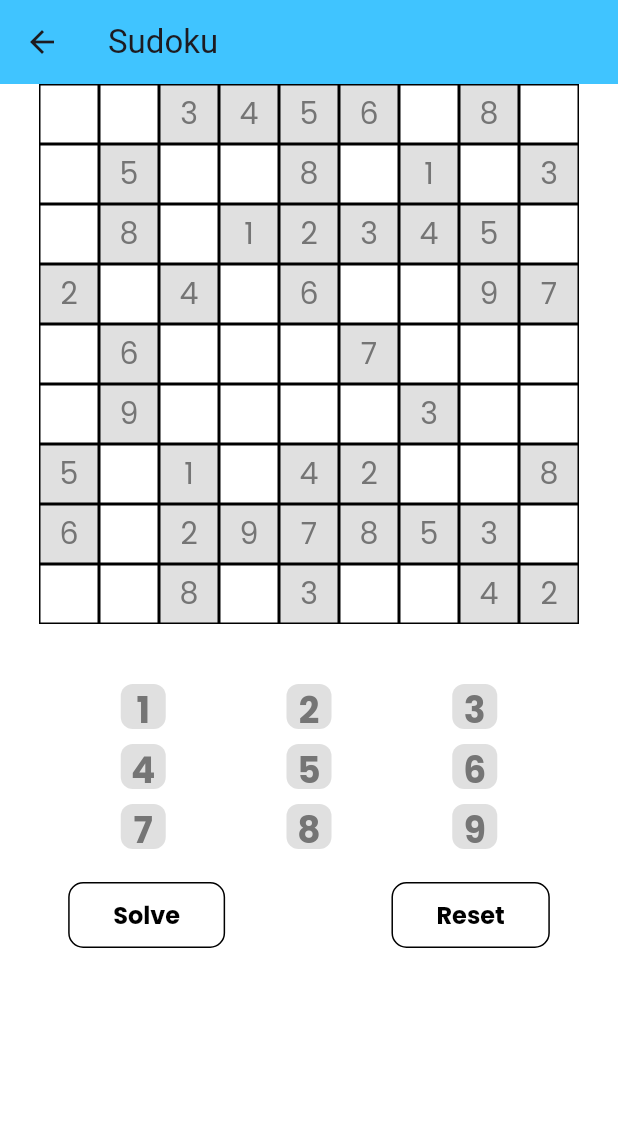
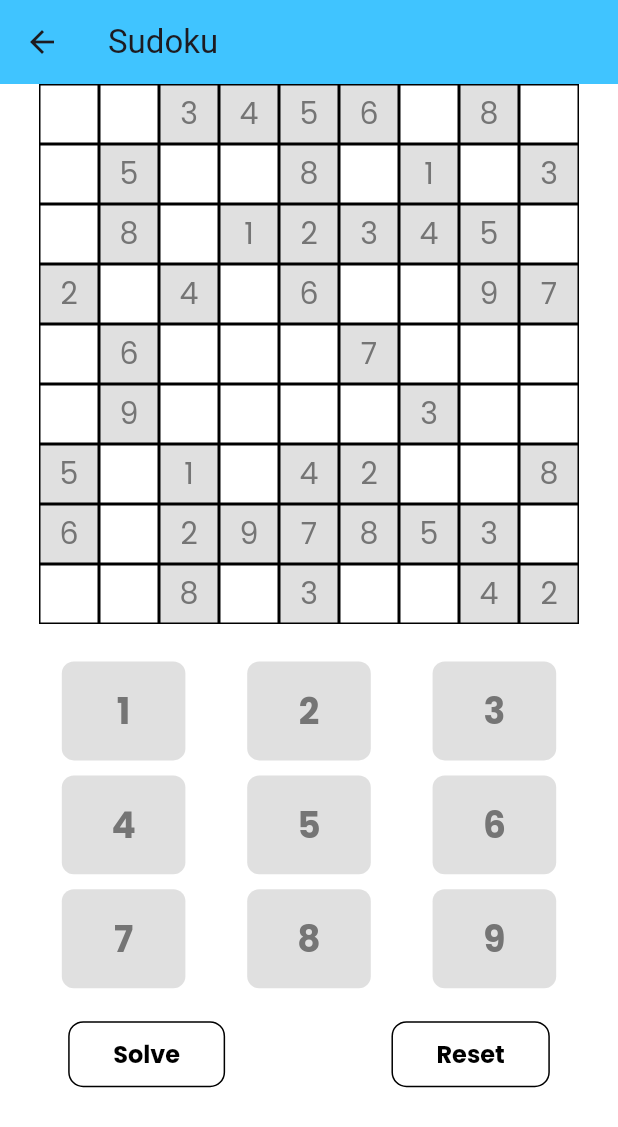
Before and after one commit to CNShreyaMehta/flutterDemoApp, a Flutter app: the SudokuScreen screen opened directly, on a phone screen of 412 x 824 dp. Shown: the top 1127 px of the screen. Run offline on Flutter 3.47's test engine with Material 3 defaults, Android fonts, the phone set to English and light mode, and no system bars; our stand-ins replace confetti, flutter_otp_text_field, fluttertoast, get, get_storage, google_fonts and 1 more; accounts and stored records are empty.

Commit message:
[update] : responsive ui

```diff
--- a/lib/presentation/screens/sudoku_screen.dart
+++ b/lib/presentation/screens/sudoku_screen.dart
@@ -1,6 +1,7 @@
 import 'dart:math';
+
+import 'package:confetti/confetti.dart'; // Import confetti package
 import 'package:flutter/material.dart';
-import 'package:confetti/confetti.dart'; // Import confetti package
 
 void main() {
   runApp(const MyApp());
@@ -230,6 +231,7 @@ class _SudokuScreenState extends State<SudokuScreen> with TickerProviderStateMix
       body: Stack(
         children: [
           SafeArea(
+            child: SingleChildScrollView(
               child: Column(
                 children: [
                   Center(
@@ -265,7 +267,7 @@ class _SudokuScreenState extends State<SudokuScreen> with TickerProviderStateMix
                                           ? Colors.white
                                           : (isFixed
                                               ? Colors.grey.shade300
-                                            : const Color.fromARGB(232, 219, 205, 205))),
+                                              : const Color.fromARGB(232, 253, 97, 97))),
                                 ),
                                 alignment: Alignment.center,
                                 child: Text(
@@ -279,7 +281,7 @@ class _SudokuScreenState extends State<SudokuScreen> with TickerProviderStateMix
                       }).toList(),
                     ),
                   ),
-                const SizedBox(height: 20),
+                  const SizedBox(height: 5),
                   Container(
                     alignment: Alignment.center,
                     child: Padding(
@@ -346,6 +348,7 @@ class _SudokuScreenState extends State<SudokuScreen> with TickerProviderStateMix
                 ],
               ),
             ),
+          ),
           // Confetti animation widget
           Align(
             alignment: Alignment.topCenter,
@@ -377,15 +380,15 @@ class NumberBox extends StatelessWidget {
   final String? text;
   final VoidCallback? onTap;
 
-  const NumberBox({Key? key, this.text, this.onTap}) : super(key: key);
+  const NumberBox({super.key, this.text, this.onTap});
 
   @override
   Widget build(BuildContext context) {
     return GestureDetector(
       onTap: onTap,
       child: Container(
-        width: 30,
-        height: 30,
+       width: MediaQuery.of(context).size.width * 0.2, // Adjust the percentage as needed
+  height: MediaQuery.of(context).size.height * 0.08, // A
         alignment: Alignment.center,
         decoration: BoxDecoration(
           color: Colors.grey.shade300,
```
Also changed, not shown: pubspec.lock. Lines whose indentation alone changed are shown as unchanged.
